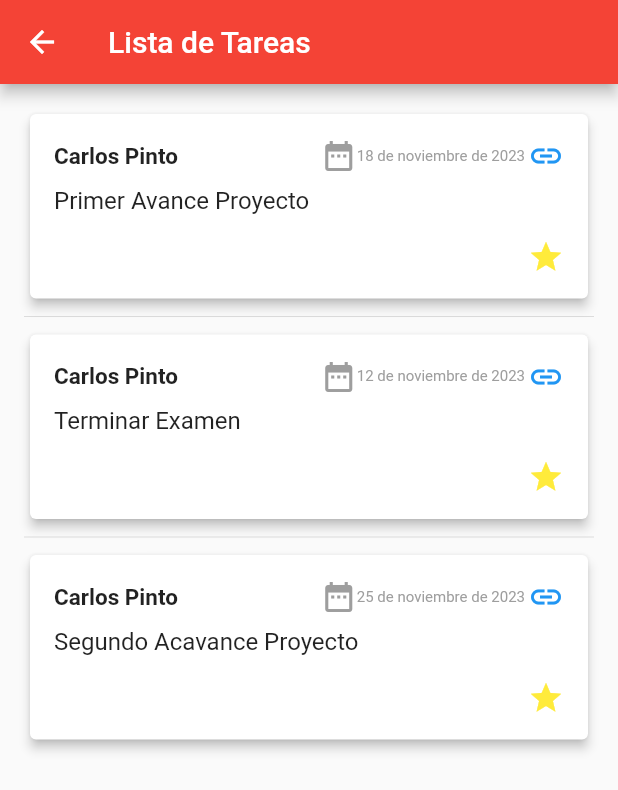
After one commit to pinto-ca/Examen1, a Flutter app: the TaskListPage screen opened by its route, on a phone screen of 412 x 824 dp. The commit adds this screen. Shown: the top 790 px of the screen. Run offline on Flutter 3.47's test engine with Material 2 defaults, Android fonts, the phone set to English and light mode, and no system bars; network calls fail.

Commit message:
update_tareas

```diff
--- /dev/null
+++ b/lib/detail_pages/tareas_detail.dart
@@ -0,0 +1,67 @@
+import 'package:flutter/material.dart';
+
+class TaskCard extends StatelessWidget {
+  final String nombre;
+  final String descripcion;
+  final String fecha;
+
+  const TaskCard({
+    required this.nombre,
+    required this.descripcion,
+    required this.fecha,
+  });
+
+  @override
+  Widget build(BuildContext context) {
+    return Card(
+      elevation: 3.0,
+      child: Padding(
+        padding: const EdgeInsets.all(16.0),
+        child: Column(
+          crossAxisAlignment: CrossAxisAlignment.start,
+          children: [
+            Row(
+              mainAxisAlignment: MainAxisAlignment.spaceBetween,
+              children: [
+                Text(
+                  nombre,
+                  style: const TextStyle(
+                    fontSize: 15.0,
+                    fontWeight: FontWeight.bold,
+                  ),
+                ),
+                Row(
+                  children: [
+                    const Icon(Icons.date_range, color: Colors.grey),
+                    const SizedBox(width: .0),
+                    Text(
+                      fecha,
+                      style: const TextStyle(
+                        fontSize: 10.0,
+                        color: Colors.grey,
+                      ),
+                    ),
+                    const SizedBox(width: 2.0),
+                    const Icon(Icons.link, color: Colors.blue),
+                  ],
+                ),
+              ],
+            ),
+            const SizedBox(height: 8.0),
+            Text(
+              descripcion,
+              style: const TextStyle(fontSize: 16.0),
+            ),
+            const SizedBox(height: 16.0),
+            const Row(
+              mainAxisAlignment: MainAxisAlignment.end,
+              children: [
+                Icon(Icons.star, color: Colors.yellow),
+              ],
+            ),
+          ],
+        ),
+      ),
+    );
+  }
+}
--- a/lib/main.dart
+++ b/lib/main.dart
@@ -1,6 +1,7 @@
 import 'package:exam_carlos/main_pages/menu.dart';
 import 'package:exam_carlos/main_pages/moneda.dart';
 import 'package:exam_carlos/main_pages/noticias.dart';
+import 'package:exam_carlos/main_pages/tareas.dart';
 import 'package:flutter/material.dart';
 
 void main() {
@@ -17,7 +18,8 @@ class MyApp extends StatelessWidget {
       routes: {
         '/': (context) => const MenuPage(),
         '/news': (context) => const NewsPage(),
-        '/currency': (context) => const CurrencyPage()
+        '/currency': (context) => const CurrencyPage(),
+        '/tasks': (context) => TaskListPage(),
       },
     );
   }
--- /dev/null
+++ b/lib/main_pages/tareas.dart
@@ -0,0 +1,35 @@
+import 'package:exam_carlos/detail_pages/tareas_detail.dart';
+import 'package:flutter/material.dart';
+
+class TaskListPage extends StatelessWidget {
+  @override
+  Widget build(BuildContext context) {
+    return Scaffold(
+      appBar: AppBar(
+        title: const Text('Lista de Tareas'),
+      ),
+      body: ListView(
+        padding: const EdgeInsets.all(16.0),
+        children: const [
+          TaskCard(
+            nombre: 'Carlos Pinto',
+            descripcion: 'Primer Avance Proyecto',
+            fecha: '18 de noviembre de 2023',
+          ),
+          Divider(),
+          TaskCard(
+            nombre: 'Carlos Pinto',
+            descripcion: 'Terminar Examen',
+            fecha: '12 de noviembre de 2023',
+          ),
+          Divider(),
+          TaskCard(
+            nombre: 'Carlos Pinto',
+            descripcion: 'Segundo Acavance Proyecto',
+            fecha: '25 de noviembre de 2023',
+          ),
+        ],
+      ),
+    );
+  }
+}
```
